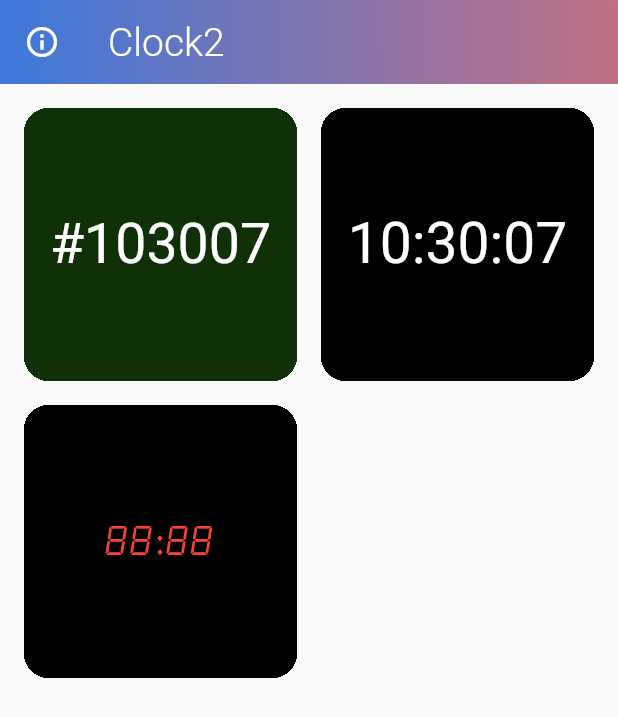
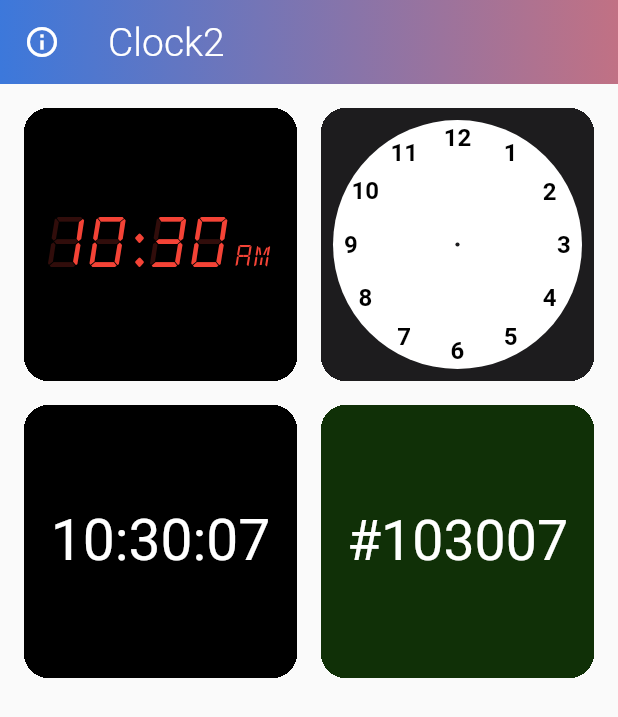
Before and after one commit to ChrisStayte/Clock2, a Flutter app: the screen it shows after launch, on a phone screen of 412 x 824 dp. Shown: the top 717 px of the screen. Run offline on Flutter 3.47's test engine with Material 2 defaults, Android fonts, the phone set to English and light mode, and no system bars; drawn by our look-alikes of auto_size_text; our stand-ins replace font_awesome_flutter, in_app_review, package_info_plus.

Commit message:
Updated Clocks

```diff
--- a/lib/clocks/alarm_clock.dart
+++ b/lib/clocks/alarm_clock.dart
@@ -1,29 +1,76 @@
+import 'package:auto_size_text/auto_size_text.dart';
+import 'package:clock2/providers/time_provider.dart';
 import 'package:flutter/material.dart';
+import 'package:intl/intl.dart';
+import 'package:provider/provider.dart';
 
 class AlarmClock extends StatelessWidget {
-  const AlarmClock({super.key});
+  AlarmClock({super.key});
+
+  final TextStyle _textStyle = TextStyle(
+    fontFamily: 'AlarmClock',
+    color: Colors.red,
+    fontSize: 200,
+  );
+
+  String _buildClockString(DateTime time) {
+    // Using Unicode character (U+2008) for the colon. It's considered a punctuation space.
+    String middle = time.second.isEven ? ' ' : ':';
+    String hour = DateFormat('hh').format(time);
+    String minute = DateFormat('mm').format(time);
+    return '$hour$middle$minute';
+  }
 
   @override
   Widget build(BuildContext context) {
+    DateTime time = context.watch<TimeProvider>().time;
+
     return Hero(
       tag: (AlarmClock).toString(),
+      child: Material(
+        color: Colors.transparent,
         child: Container(
+          padding: const EdgeInsets.all(16),
           color: Colors.black,
+          child: SafeArea(
+            bottom: false,
             child: Center(
+              child: Row(
+                mainAxisAlignment: MainAxisAlignment.center,
+                crossAxisAlignment: CrossAxisAlignment.baseline,
+                textBaseline: TextBaseline.alphabetic,
+                children: [
+                  Expanded(
+                    flex: 5,
                     child: Stack(
                       children: [
-            Center(
-              child: Text(
+                        AutoSizeText(
                           '88:88',
-                style: TextStyle(
-                  color: Colors.red,
-                  fontFamily: 'AlarmClock',
-                  fontSize: 28,
+                          maxLines: 1,
+                          style: _textStyle.copyWith(
+                            color: _textStyle.color?.withOpacity(0.2),
                           ),
                         ),
+                        AutoSizeText(
+                          _buildClockString(time),
+                          maxLines: 1,
+                          style: _textStyle,
                         )
                       ],
-        )),
+                    ),
+                  ),
+                  Expanded(
+                    child: AutoSizeText(
+                      DateFormat('a').format(time).toUpperCase(),
+                      maxLines: 1,
+                      style: _textStyle,
+                    ),
+                  ),
+                ],
+              ),
+            ),
+          ),
+        ),
       ),
     );
   }
--- /dev/null
+++ b/lib/clocks/analog_clock/analog_clock.dart
@@ -0,0 +1,59 @@
+import 'package:clock2/clocks/analog_clock/clock_dial_painter.dart';
+import 'package:flutter/material.dart';
+import 'package:flutter/src/widgets/container.dart';
+import 'package:flutter/src/widgets/framework.dart';
+
+class AnalogClock extends StatelessWidget {
+  const AnalogClock({super.key});
+
+  @override
+  Widget build(BuildContext context) {
+    return Hero(
+      tag: (AnalogClock).toString(),
+      child: Container(
+        padding: EdgeInsets.all(8),
+        color: Color(0Xff1D1C1E),
+        child: Center(
+          child: LayoutBuilder(builder: (context, constraints) {
+            return AspectRatio(
+              aspectRatio: 1.0,
+              child: Stack(
+                children: [
+                  AspectRatio(
+                    aspectRatio: 1.0,
+                    child: Container(
+                        width: double.infinity,
+                        decoration: BoxDecoration(
+                          color: Colors.white,
+                          shape: BoxShape.circle,
+                        ),
+                        child: Stack(
+                          children: [
+                            Container(
+                              width: double.infinity,
+                              height: double.infinity,
+                              child: CustomPaint(
+                                painter: ClockDialPainter(),
+                              ),
+                            ),
+                            Center(
+                              child: Container(
+                                width: constraints.biggest.shortestSide / 60,
+                                decoration: new BoxDecoration(
+                                  shape: BoxShape.circle,
+                                  color: Color(0Xff1D1C1E),
+                                ),
+                              ),
+                            )
+                          ],
+                        )),
+                  ),
+                ],
+              ),
+            );
+          }),
+        ),
+      ),
+    );
+  }
+}
--- /dev/null
+++ b/lib/clocks/analog_clock/clock_dial_painter.dart
@@ -0,0 +1,93 @@
+import 'dart:math';
+
+import 'package:flutter/material.dart';
+
+class ClockDialPainter extends CustomPainter {
+  late final clockText;
+  final bool showTicks;
+
+  final hourTickMarkLength = 10.0;
+  final minuteTickMarkLength = 5.0;
+
+  final hourTickMarkWidth = 3.0;
+  final minuteTickMarkWidth = 1.5;
+
+  final Paint tickPaint = Paint()..color = Colors.black;
+  late final TextPainter textPainter;
+  late final TextStyle textStyle;
+
+  final romanNumeralList = [
+    'XII',
+    'I',
+    'II',
+    'III',
+    'IV',
+    'V',
+    'VI',
+    'VII',
+    'VIII',
+    'IX',
+    'X',
+    'XI'
+  ];
+
+  ClockDialPainter(
+      {this.clockText = ClockText.arabic, this.showTicks = false}) {
+    textStyle = const TextStyle(
+      color: Colors.black,
+      fontFamily: 'Times New Roman',
+      fontWeight: FontWeight.bold,
+      fontSize: 16.0,
+    );
+
+    textPainter = TextPainter(
+      textAlign: TextAlign.center,
+      textDirection: TextDirection.ltr,
+    );
+  }
+
+  @override
+  void paint(Canvas canvas, Size size) {
+    var tickMarkLength;
+    final angle = 2 * pi / 60;
+    final radius = size.width / 2;
+    canvas.save();
+
+    canvas.translate(radius, radius);
+    for (var i = 0; i < 60; i++) {
+      tickMarkLength = i % 5 == 0 ? hourTickMarkLength : minuteTickMarkLength;
+      tickPaint.strokeWidth =
+          i % 5 == 0 ? hourTickMarkWidth : minuteTickMarkWidth;
+      if (showTicks)
+        canvas.drawLine(Offset(0.0, -radius),
+            Offset(0.0, -radius + tickMarkLength), tickPaint);
+
+      if (i % 5 == 0) {
+        canvas.save();
+        var spaceFromSize = showTicks ? 12 + tickMarkLength : 12;
+        canvas.translate(0.0, -radius + spaceFromSize);
+        textPainter.text = new TextSpan(
+          text: clockText == ClockText.roman
+              ? '${romanNumeralList[i ~/ 5]}'
+              : '${i == 0 ? 12 : i ~/ 5}',
+          style: textStyle,
+        );
+
+        canvas.rotate(-angle * i);
+        textPainter.layout();
+        textPainter.paint(canvas,
+            Offset(-(textPainter.width / 2), -(textPainter.height / 2)));
+        canvas.restore();
+      }
+      canvas.rotate(angle);
+    }
+    canvas.restore();
+  }
+
+  @override
+  bool shouldRepaint(CustomPainter oldDelegate) {
+    return false;
+  }
+}
+
+enum ClockText { roman, arabic }
--- a/lib/screens/home_screen.dart
+++ b/lib/screens/home_screen.dart
@@ -1,4 +1,5 @@
 import 'package:clock2/clocks/alarm_clock.dart';
+import 'package:clock2/clocks/analog_clock/analog_clock.dart';
 import 'package:clock2/clocks/digital_military_clock.dart';
 import 'package:clock2/clocks/hex_clock.dart';
 
@@ -10,11 +11,11 @@ import 'package:provider/provider.dart';
 
 class HomeScreen extends StatelessWidget {
   static final List<Widget> _clocks = [
+    AlarmClock(),
+    AnalogClock(),
+    DigitalMilitaryClock(),
     HexClock(),
-    DigitalMilitaryClock(),
-    AlarmClock(),
   ];
-  final Widget _animatedGradientContainer = AnimatedGradientContainer();
 
   List<Widget> _buildClocks(BuildContext context) {
     return HomeScreen._clocks
@@ -71,11 +72,11 @@ class HomeScreen extends StatelessWidget {
               ),
             },
           ),
-          flexibleSpace: _animatedGradientContainer),
+          flexibleSpace: AnimatedGradientContainer()),
       body: SafeArea(
-        child: Padding(
-          padding: EdgeInsets.only(left: 16, right: 16, top: 16),
+        bottom: false,
         child: GridView.builder(
+          padding: EdgeInsets.all(16),
           physics: BouncingScrollPhysics(),
           gridDelegate: SliverGridDelegateWithMaxCrossAxisExtent(
             crossAxisSpacing: 16,
@@ -86,7 +87,6 @@ class HomeScreen extends StatelessWidget {
           itemBuilder: (_, index) => clocks[index],
         ),
       ),
-      ),
     );
   }
 }
--- a/lib/widgets/animated_gradient_container.dart
+++ b/lib/widgets/animated_gradient_container.dart
@@ -21,6 +21,7 @@ class _AnimatedGradientContainerState extends State<AnimatedGradientContainer> {
     Colors.lightBlue,
     Colors.orange,
   ]..shuffle();
+
   final List<Alignment> _alignmentList = const [
     Alignment.topLeft,
     Alignment.topCenter,
@@ -29,6 +30,7 @@ class _AnimatedGradientContainerState extends State<AnimatedGradientContainer> {
     Alignment.bottomRight,
     Alignment.bottomCenter,
     Alignment.bottomLeft,
+    Alignment.centerLeft,
   ];
 
   int _index = 0;
```
Lines whose indentation alone changed are shown as unchanged.
